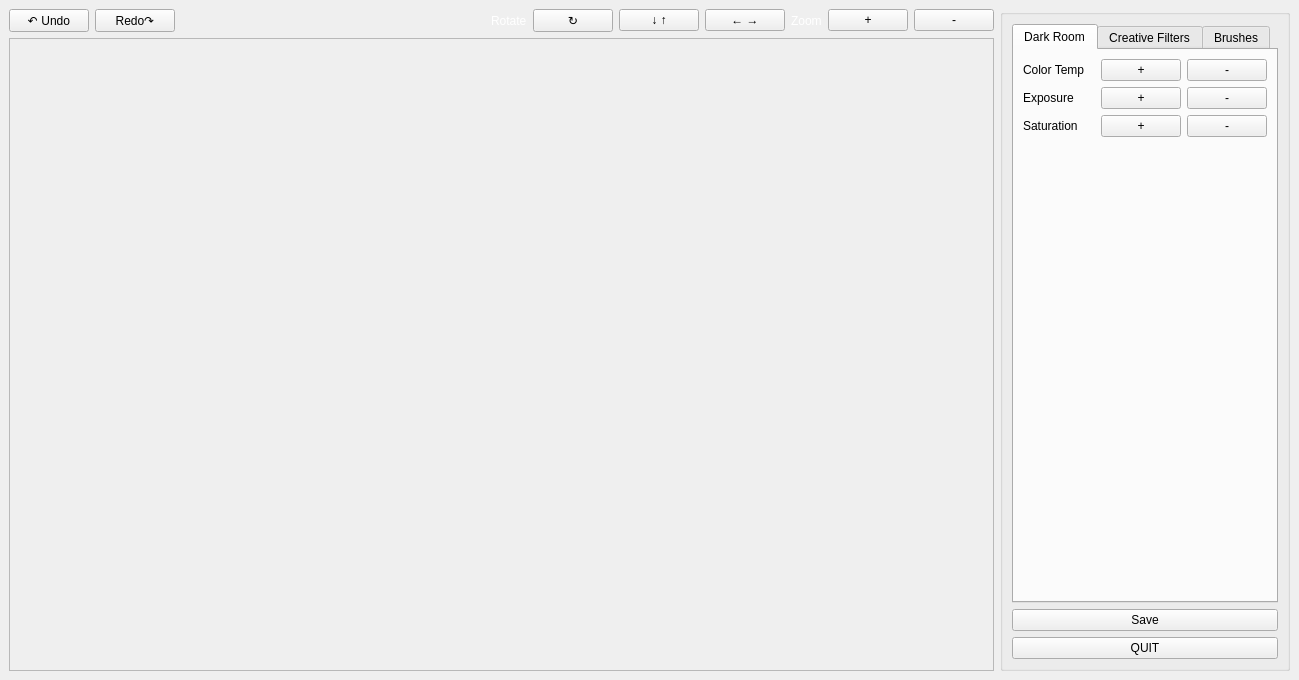
The window that Fotoshop/workingwindow.ui (Hardikp16/CS340) describes before a commit, drawn with Qt 5.
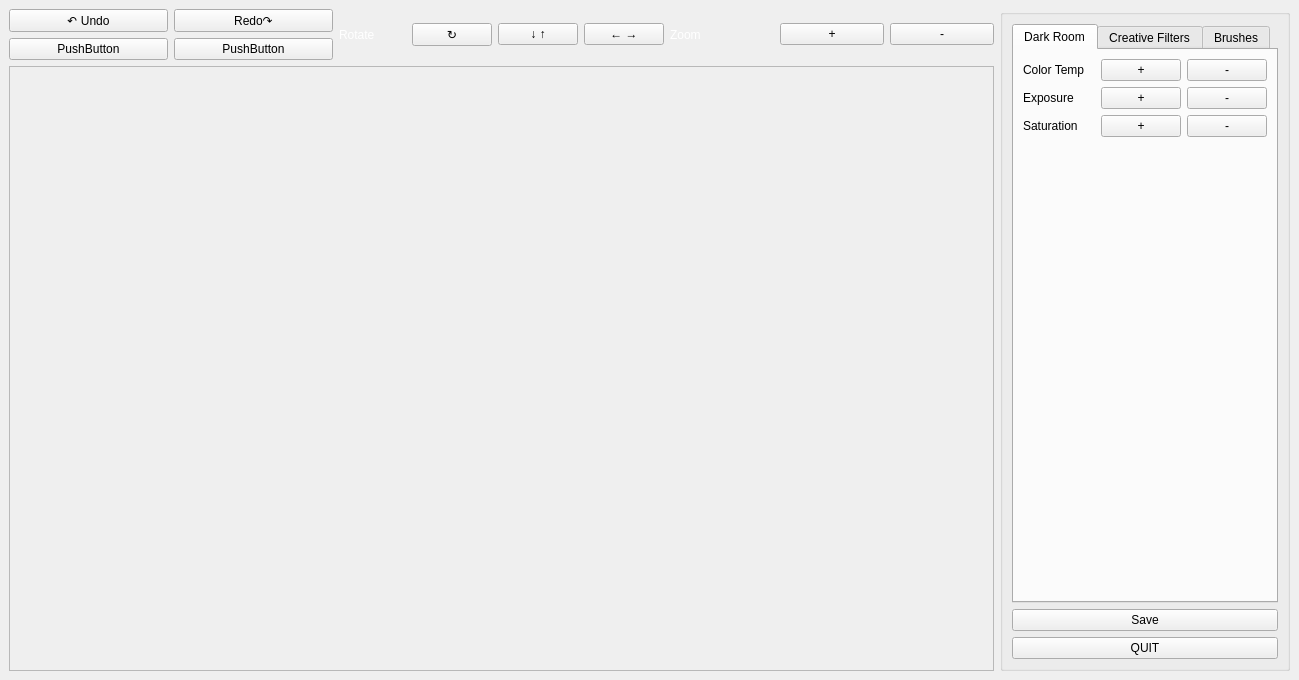
The same window after the commit. The open tabs and pages were chosen to show the change.

What changed in the file:
```diff
--- a/Fotoshop/workingwindow.ui
+++ b/Fotoshop/workingwindow.ui
@@ -63,6 +63,12 @@
     <item row="0" column="0">
      <layout class="QHBoxLayout" name="horizontalLayout">
       <item>
+       <layout class="QVBoxLayout" name="verticalLayout_5">
+        <item>
+         <layout class="QHBoxLayout" name="horizontalLayout_8">
+          <item>
+           <layout class="QVBoxLayout" name="verticalLayout_7">
+            <item>
        <widget class="QPushButton" name="Undo">
         <property name="text">
          <string>↶ Undo</string>
@@ -70,6 +76,17 @@
        </widget>
       </item>
       <item>
+             <widget class="QPushButton" name="pushButton_4">
+              <property name="text">
+               <string>PushButton</string>
+              </property>
+             </widget>
+            </item>
+           </layout>
+          </item>
+          <item>
+           <layout class="QVBoxLayout" name="verticalLayout_6">
+            <item>
        <widget class="QPushButton" name="Redo">
         <property name="text">
          <string>Redo↷</string>
@@ -77,17 +94,17 @@
        </widget>
       </item>
       <item>
-       <spacer name="horizontalSpacer_3">
-        <property name="orientation">
-         <enum>Qt::Horizontal</enum>
-        </property>
-        <property name="sizeHint" stdset="0">
-         <size>
-          <width>40</width>
-          <height>20</height>
-         </size>
-        </property>
-       </spacer>
+             <widget class="QPushButton" name="pushButton_5">
+              <property name="text">
+               <string>PushButton</string>
+              </property>
+             </widget>
+            </item>
+           </layout>
+          </item>
+         </layout>
+        </item>
+       </layout>
       </item>
       <item>
        <layout class="QHBoxLayout" name="horizontalLayout_6">
```
Left out of the diff: 2 changed lines with no effect on the pictures. Lines whose indentation alone changed are shown as unchanged.
